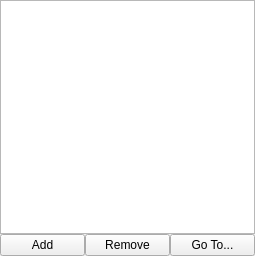
First picture: the form in Editor/main_window/dock/bookmarks_box.ui, repository WohlSoft/Moondust-Project, before the edit.
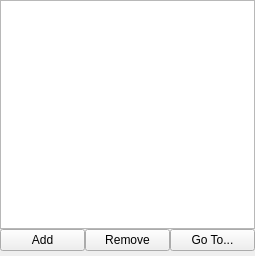
Second picture: the form after the edit.

```diff
--- a/Editor/main_window/dock/bookmarks_box.ui
+++ b/Editor/main_window/dock/bookmarks_box.ui
@@ -34,7 +34,7 @@
      <number>0</number>
     </property>
     <property name="bottomMargin">
-     <number>0</number>
+     <number>5</number>
     </property>
     <property name="spacing">
      <number>0</number>
```
